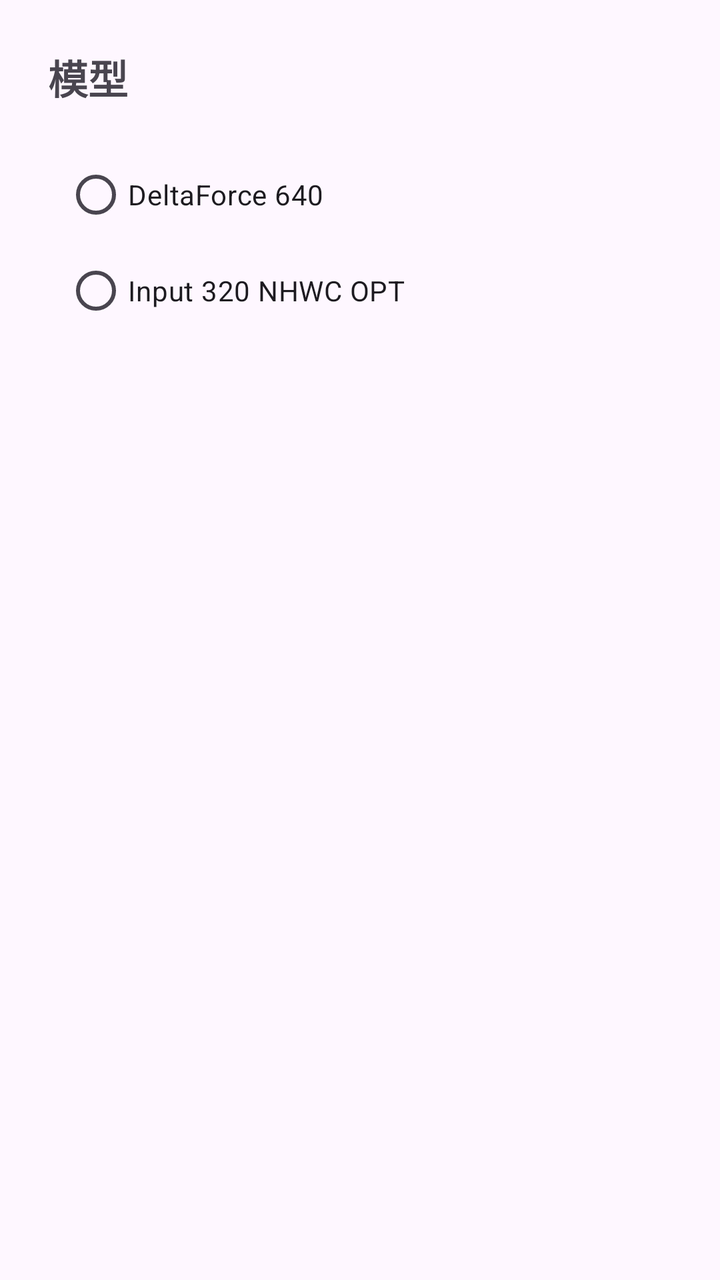
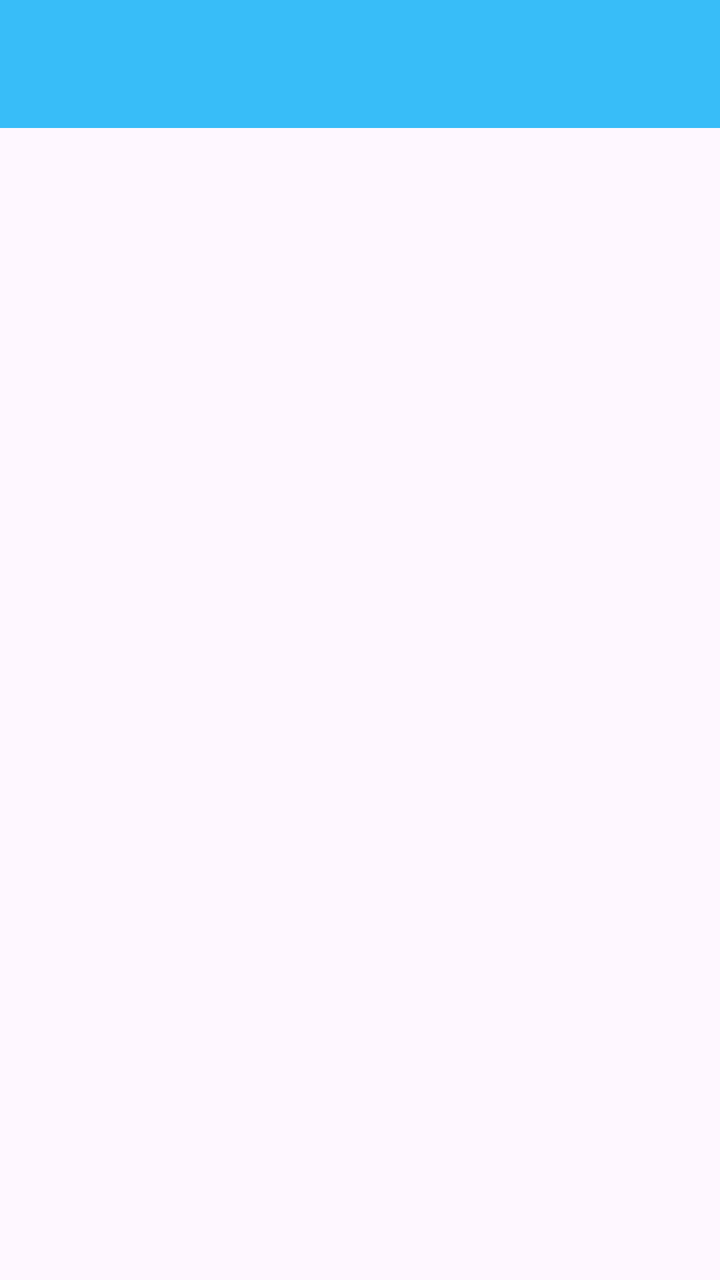

Two renders of the same Android screen: before a commit and after it. Below are the layout's source before the change and the commit's diff.
<!-- AndroidManifest.xml: application theme Theme.FPlus -->
<!-- res/layout/activity_model_settings.xml -->
<?xml version="1.0" encoding="utf-8"?>
<LinearLayout xmlns:android="http://schemas.android.com/apk/res/android"
    android:layout_width="match_parent"
    android:layout_height="match_parent"
    android:orientation="vertical"
    android:padding="24dp">

    <TextView
        android:layout_width="wrap_content"
        android:layout_height="wrap_content"
        android:paddingBottom="16dp"
        android:text="@string/model_option_title"
        android:textSize="20sp"
        android:textStyle="bold" />

    <include layout="@layout/settings_child_model" />
</LinearLayout>
<!-- res/layout/settings_child_model.xml (included above) -->
<?xml version="1.0" encoding="utf-8"?>
<RadioGroup xmlns:android="http://schemas.android.com/apk/res/android"
    android:id="@+id/radio_model"
    android:layout_width="match_parent"
    android:layout_height="wrap_content"
    android:orientation="vertical"
    android:paddingStart="8dp"
    android:paddingTop="4dp"
    android:paddingBottom="8dp">

    <RadioButton
        android:id="@+id/radio_model_delta"
        android:layout_width="wrap_content"
        android:layout_height="wrap_content"
        android:text="@string/model_delta" />

    <RadioButton
        android:id="@+id/radio_model_320_opt"
        android:layout_width="wrap_content"
        android:layout_height="wrap_content"
        android:text="@string/model_320_opt" />
</RadioGroup>
<!-- resources referenced by this layout -->
<resources>
  <string name="model_320_opt">Input 320 NHWC OPT</string>
  <string name="model_delta">DeltaForce 640</string>
  <string name="model_option_title">模型</string>
  <style name="Theme.FPlus" parent="Base.Theme.FPlus" />
  <style name="Base.Theme.FPlus" parent="Theme.Material3.DayNight.NoActionBar">
          <item name="colorPrimary">@color/accent</item>
  
          
          <item name="shapeAppearanceCornerExtraSmall">@style/ShapeAppearance.FPlus.NoCorner</item>
          <item name="shapeAppearanceCornerSmall">@style/ShapeAppearance.FPlus.NoCorner</item>
          <item name="shapeAppearanceCornerMedium">@style/ShapeAppearance.FPlus.NoCorner</item>
          <item name="shapeAppearanceCornerLarge">@style/ShapeAppearance.FPlus.NoCorner</item>
          <item name="shapeAppearanceCornerExtraLarge">@style/ShapeAppearance.FPlus.NoCorner</item>
      </style>
  <color name="accent">#38BDF8</color>
  <style name="ShapeAppearance.FPlus.NoCorner" parent="ShapeAppearance.Material3.Corner.Small">
          <item name="cornerFamily">rounded</item>
          <item name="cornerSize">0dp</item>
      </style>
</resources>

<!-- the commit's change to res/layout/activity_model_settings.xml (unified diff, before → after) -->
@@ -2,39 +2,27 @@
 <LinearLayout xmlns:android="http://schemas.android.com/apk/res/android"
     android:layout_width="match_parent"
     android:layout_height="match_parent"
-    android:orientation="vertical"
-    android:padding="24dp">
+    android:orientation="vertical">
 
-    <TextView
-        android:layout_width="wrap_content"
-        android:layout_height="wrap_content"
-        android:paddingBottom="16dp"
-        android:text="@string/model_option_title"
-        android:textSize="20sp"
-        android:textStyle="bold" />
+    <androidx.appcompat.widget.Toolbar
+        android:id="@+id/toolbar"
+        android:layout_width="match_parent"
+        android:layout_height="?attr/actionBarSize"
+        android:background="?attr/colorPrimary"
+        android:title="@string/model_option_title"
+        android:titleTextColor="@android:color/white" />
 
-    <include layout="@layout/settings_child_model" />
+    <ScrollView
+        android:layout_width="match_parent"
+        android:layout_height="0dp"
+        android:layout_weight="1"
+        android:padding="16dp">
+
+        <RadioGroup
+            android:id="@+id/radio_model"
+            android:layout_width="match_parent"
+            android:layout_height="wrap_content"
+            android:orientation="vertical" />
+    </ScrollView>
+
 </LinearLayout>
-<!-- res/layout/settings_child_model.xml (included above) -->
-<?xml version="1.0" encoding="utf-8"?>
-<RadioGroup xmlns:android="http://schemas.android.com/apk/res/android"
-    android:id="@+id/radio_model"
-    android:layout_width="match_parent"
-    android:layout_height="wrap_content"
-    android:orientation="vertical"
-    android:paddingStart="8dp"
-    android:paddingTop="4dp"
-    android:paddingBottom="8dp">
-
-    <RadioButton
-        android:id="@+id/radio_model_delta"
-        android:layout_width="wrap_content"
-        android:layout_height="wrap_content"
-        android:text="@string/model_delta" />
-
-    <RadioButton
-        android:id="@+id/radio_model_320_opt"
-        android:layout_width="wrap_content"
-        android:layout_height="wrap_content"
-        android:text="@string/model_320_opt" />
-</RadioGroup>
<!-- resource entries referenced after the edit -->
@@ -1,7 +1,5 @@
 <!-- resources referenced by this layout -->
 <resources>
-  <string name="model_320_opt">Input 320 NHWC OPT</string>
-  <string name="model_delta">DeltaForce 640</string>
   <string name="model_option_title">模型</string>
   <style name="Theme.FPlus" parent="Base.Theme.FPlus" />
   <style name="Base.Theme.FPlus" parent="Theme.Material3.DayNight.NoActionBar">
